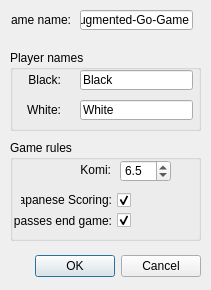
Before: the Qt Designer form Go_GUI/NewGameDialog.ui in augmented-go/augmented-go, drawn with Qt 5.
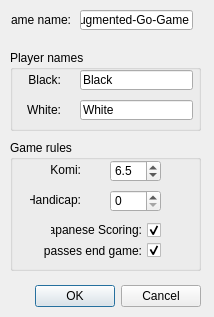
After: the same form once the commit is applied.

Commit message: refs #64 komi and handicap settings now get updated on gui. standardsettings still have to be set!

```diff
--- a/Go_GUI/NewGameDialog.ui
+++ b/Go_GUI/NewGameDialog.ui
@@ -6,8 +6,8 @@
    <rect>
     <x>0</x>
     <y>0</y>
-    <width>211</width>
-    <height>290</height>
+    <width>214</width>
+    <height>317</height>
    </rect>
   </property>
   <property name="sizePolicy">
@@ -29,7 +29,7 @@
    <property name="geometry">
     <rect>
      <x>10</x>
-     <y>250</y>
+     <y>280</y>
      <width>191</width>
      <height>33</height>
     </rect>
@@ -163,7 +163,7 @@
      <x>10</x>
      <y>140</y>
      <width>191</width>
-     <height>101</height>
+     <height>131</height>
     </rect>
    </property>
    <property name="title">
@@ -172,7 +172,7 @@
    <widget class="QLabel" name="komi_label">
     <property name="geometry">
      <rect>
-      <x>50</x>
+      <x>20</x>
       <y>20</y>
       <width>51</width>
       <height>20</height>
@@ -188,7 +188,7 @@
    <widget class="QDoubleSpinBox" name="komi_spinbox">
     <property name="geometry">
      <rect>
-      <x>110</x>
+      <x>100</x>
       <y>20</y>
       <width>51</width>
       <height>22</height>
@@ -204,8 +204,8 @@
    <widget class="QCheckBox" name="japanese_scoring">
     <property name="geometry">
      <rect>
-      <x>10</x>
-      <y>50</y>
+      <x>40</x>
+      <y>80</y>
       <width>111</width>
       <height>20</height>
      </rect>
@@ -226,8 +226,8 @@
    <widget class="QCheckBox" name="two_passes_end_game">
     <property name="geometry">
      <rect>
-      <x>0</x>
-      <y>70</y>
+      <x>30</x>
+      <y>100</y>
       <width>121</width>
       <height>21</height>
      </rect>
@@ -242,6 +242,38 @@
      <bool>true</bool>
     </property>
    </widget>
+   <widget class="QDoubleSpinBox" name="handicap_spinbox">
+    <property name="geometry">
+     <rect>
+      <x>100</x>
+      <y>50</y>
+      <width>51</width>
+      <height>22</height>
+     </rect>
+    </property>
+    <property name="decimals">
+     <number>0</number>
+    </property>
+    <property name="value">
+     <double>0.000000000000000</double>
+    </property>
+   </widget>
+   <widget class="QLabel" name="komi_label_2">
+    <property name="geometry">
+     <rect>
+      <x>20</x>
+      <y>50</y>
+      <width>51</width>
+      <height>20</height>
+     </rect>
+    </property>
+    <property name="text">
+     <string>Handicap:</string>
+    </property>
+    <property name="alignment">
+     <set>Qt::AlignRight|Qt::AlignTrailing|Qt::AlignVCenter</set>
+    </property>
+   </widget>
   </widget>
   <widget class="QLineEdit" name="gamename_lineEdit">
    <property name="geometry">
```
The commit also changes 4 other files.
